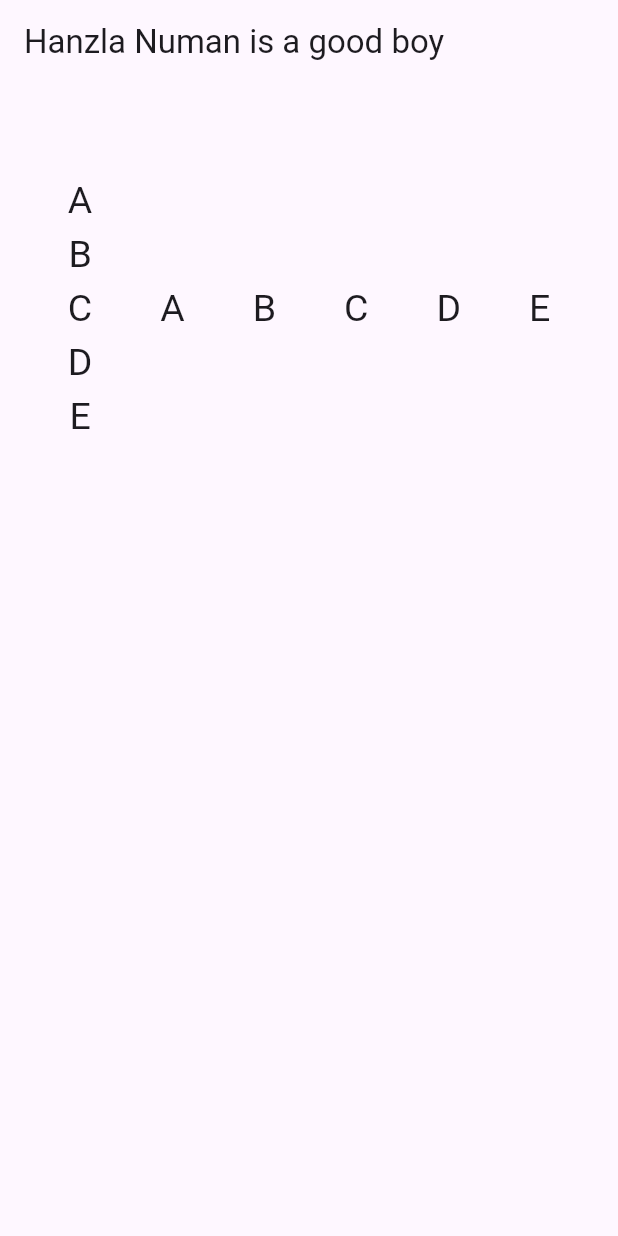
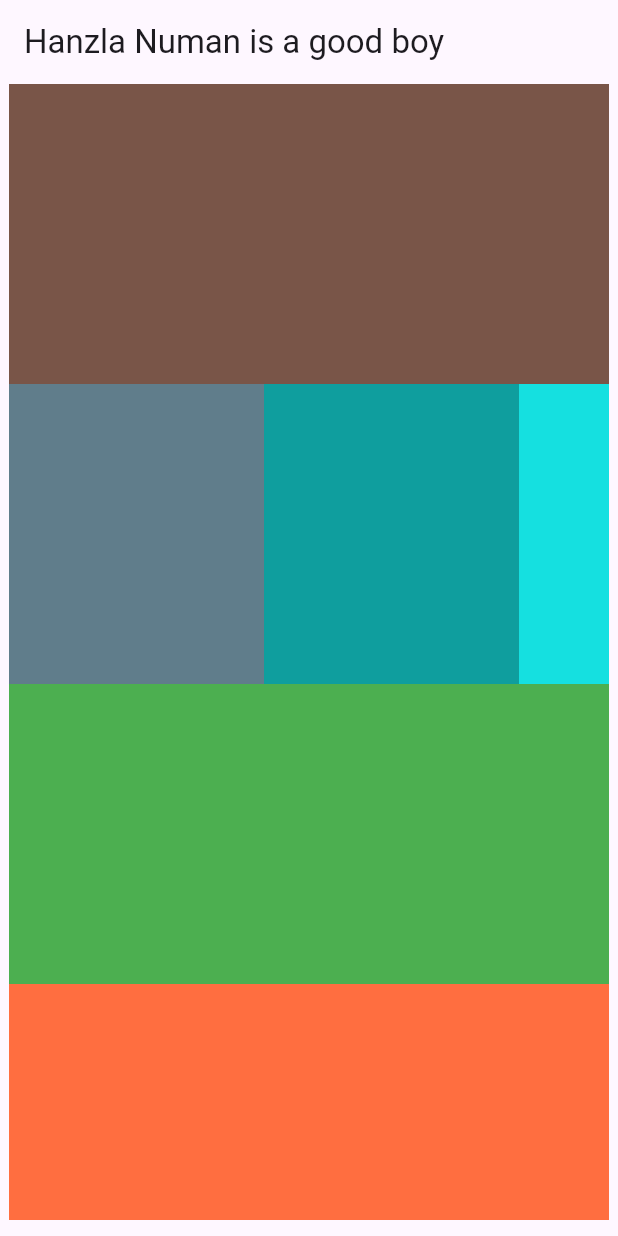
Before and after one commit to Hanzla-Nouman/Flutter-Dart-Basics, a Flutter app: the screen it shows after launch, on a phone screen of 412 x 824 dp. Run offline on Flutter 3.47's test engine with Material 3 defaults, Android fonts, the phone set to English and light mode, and no system bars.

Commit message:
Done with scrollview

```diff
--- a/lib/main.dart
+++ b/lib/main.dart
@@ -78,63 +78,79 @@ class _MyHomePageState extends State<MyHomePage> {
             //     },
             //     child: Text('Outlined Button')),
             // child: Container(child: Image.asset('assets/images/image.png'),),
+            //
+            Center(
+          child: Container(
+
+            child: Padding(padding: EdgeInsets.only(bottom: 11), child:
+               SingleChildScrollView(
+
+              child: Column(
+                children: [
                   Container(
-          height: 300,
+                    width: 400,
+                    height: 200,
+                    color: Colors.brown,
+                  ),
+                  Container(
+
+                    width: 400,
+                    height: 200,
+                    color: Colors.cyanAccent,
+                    child: SingleChildScrollView(
+                        scrollDirection: Axis.horizontal,
                       child: Row(
-            mainAxisAlignment: MainAxisAlignment.spaceEvenly,
-            crossAxisAlignment: CrossAxisAlignment.center,
                         children: [
-              Column(
-                mainAxisAlignment: MainAxisAlignment.center,
-                children: [
-                  InkWell(
-                    onTap: () {
-                      print('I am A');
-                    },
-                    child: Text(
-                      'A',
-                      style: TextStyle(fontSize: 25),
+                       Container(
+                    width: 170,
+                    height: 200,
+                    color: Colors.blueGrey,
                   ),
+                       Container(
+                    width: 170,
+                    height: 200,
+                    color: Colors.black38,
                   ),
-                  Text(
-                    'B',
-                    style: TextStyle(fontSize: 25),
+                       Container(
+                    width: 170,
+                    height: 200,
+                    color: Colors.black12,
                   ),
-                  Text(
-                    'C',
-                    style: TextStyle(fontSize: 25),
+                       Container(
+                    width: 170,
+                    height: 200,
+                    color: Colors.amberAccent,
                   ),
-                  Text(
-                    'D',
-                    style: TextStyle(fontSize: 25),
-                  ),
-                  Text(
-                    'E',
-                    style: TextStyle(fontSize: 25),
+                       Container(
+                    width: 170,
+                    height: 200,
+                    color: Colors.black38,
                   ),
                         ],
                       ),
-              Text(
-                'A',
-                style: TextStyle(fontSize: 25),
                     ),
-              Text(
-                'B',
-                style: TextStyle(fontSize: 25),
                   ),
-              Text(
-                'C',
-                style: TextStyle(fontSize: 25),
+                  Container(
+                    width: 400,
+                    height: 200,
+                    color: Colors.green,
                   ),
-              Text(
-                'D',
-                style: TextStyle(fontSize: 25),
+                  Container(
+                    width: 400,
+                    height: 200,
+                    color: Colors.deepOrangeAccent,
                   ),
-              Text(
-                'E',
-                style: TextStyle(fontSize: 25),
+                  Container(
+                    width: 400,
+                    height: 200,
+                    color: Colors.amber,
                   ),
                 ],
+              ),
+            ),
+
+            )
+
           ),
         )
 
```
Lines whose indentation alone changed are shown as unchanged.
